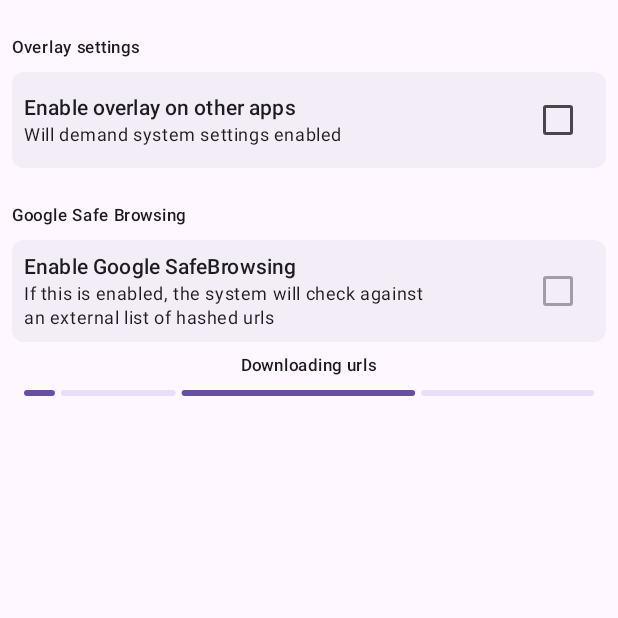
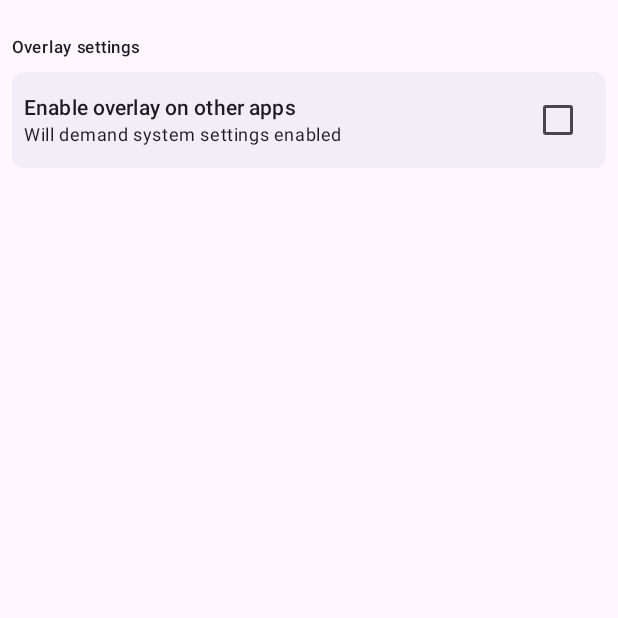
Before and after one commit to terry-brett/MsgVerify, an Android app built with Jetpack Compose: the composable SettingsScreen shown on its own in the app's theme, on a phone screen of 412 x 824 dp, the top half of it. Run offline under Robolectric (Android 15) with nearby library versions, the phone set to English and light mode, and no system bars.

Commit message:
Remove Google SafeBrowser Frontend and use common URLVerifier

```diff
--- a/composeApp/src/commonMain/kotlin/com/terrydroid/msgverify/di/Koin.kt
+++ b/composeApp/src/commonMain/kotlin/com/terrydroid/msgverify/di/Koin.kt
@@ -3,7 +3,6 @@ package com.terrydroid.msgverify.di
 import com.terrydroid.msgverify.PlatformContext
 import com.terrydroid.msgverify.data.MsgVerifyRepository
 import com.terrydroid.msgverify.home.HomeViewModel
-import com.terrydroid.msgverify.settings.SettingsViewModel
 import org.koin.compose.viewmodel.dsl.viewModel
 import org.koin.core.context.startKoin
 import org.koin.core.module.dsl.singleOf
@@ -26,5 +25,4 @@ fun commonModule(platformContext: PlatformContext) = module {
     single { platformContext }
     singleOf(::MsgVerifyRepository)
     viewModel { HomeViewModel(msgVerifyRepository = get()) }
-    viewModel { SettingsViewModel(msgVerifyRepository = get()) }
 }
--- a/composeApp/src/commonMain/kotlin/com/terrydroid/msgverify/home/components/HistoricalLinkResults.kt
+++ b/composeApp/src/commonMain/kotlin/com/terrydroid/msgverify/home/components/HistoricalLinkResults.kt
@@ -53,7 +53,7 @@ internal fun LazyListScope.historicalLinkResults(
 
                 Text(
                     modifier = Modifier.fillMaxWidth().padding(top = 8.dp),
-                    text = "Malicious Chance Percentage: ${item.linkMaliciousPercentage} %",
+                    text = "Malicious Safety Percentage: ${item.linkMaliciousPercentage} %",
                     color = MaterialTheme.colorScheme.onBackground,
                     textAlign = TextAlign.Center
                 )
--- a/composeApp/src/commonMain/kotlin/com/terrydroid/msgverify/home/components/InputField.kt
+++ b/composeApp/src/commonMain/kotlin/com/terrydroid/msgverify/home/components/InputField.kt
@@ -32,9 +32,8 @@ internal fun LazyListScope.inputField(
                 textFieldValue.value = it
             },
             placeholder = {
-                Text(text = "Enter Url you want to verify")
+                Text(text = "Enter Url or text you want to verify")
             },
-            isError = linkVerificationState is LinkVerificationState.Error,
             label = {
                 if (linkVerificationState is LinkVerificationState.Error) {
                     Text(linkVerificationState.errorMessage)
@@ -42,7 +41,6 @@ internal fun LazyListScope.inputField(
                     Text("Input a url to verify")
                 }
             },
-            maxLines = 1,
             shape = RoundedCornerShape(8.dp),
             trailingIcon = {
                 AnimatedVisibility(!textFieldValue.value.isEmpty()) {
--- a/composeApp/src/commonMain/kotlin/com/terrydroid/msgverify/settings/SettingsScreen.kt
+++ b/composeApp/src/commonMain/kotlin/com/terrydroid/msgverify/settings/SettingsScreen.kt
@@ -1,6 +1,5 @@
 package com.terrydroid.msgverify.settings
 
-import androidx.compose.animation.AnimatedVisibility
 import androidx.compose.foundation.background
 import androidx.compose.foundation.layout.Arrangement
 import androidx.compose.foundation.layout.Column
@@ -13,25 +12,19 @@ import androidx.compose.foundation.layout.padding
 import androidx.compose.foundation.layout.size
 import androidx.compose.foundation.lazy.LazyColumn
 import androidx.compose.material3.Checkbox
-import androidx.compose.material3.LinearProgressIndicator
 import androidx.compose.material3.MaterialTheme
-import androidx.compose.material3.ProgressIndicatorDefaults
 import androidx.compose.material3.Text
 import androidx.compose.runtime.Composable
-import androidx.compose.runtime.getValue
 import androidx.compose.runtime.mutableStateOf
 import androidx.compose.runtime.remember
 import androidx.compose.ui.Alignment
 import androidx.compose.ui.Modifier
 import androidx.compose.ui.draw.clip
 import androidx.compose.ui.unit.dp
-import androidx.lifecycle.compose.collectAsStateWithLifecycle
-import org.koin.compose.viewmodel.koinViewModel
 
 @Composable
 internal fun SettingsScreen(
     paddingValues: PaddingValues,
-    settingsViewModel: SettingsViewModel = koinViewModel()
 ) {
 
     LazyColumn(
@@ -83,82 +76,5 @@ internal fun SettingsScreen(
         item {
             Spacer(Modifier.size(24.dp))
         }
-
-        item {
-            Text(
-                text = "Google Safe Browsing",
-                style = MaterialTheme.typography.labelSmall
-            )
-        }
-        item {
-            Spacer(Modifier.size(8.dp))
-        }
-
-        item {
-            val safeBrowserState by settingsViewModel.safeBrowserState.collectAsStateWithLifecycle()
-            Column {
-                Row(
-                    modifier = Modifier.fillMaxWidth()
-                        .clip(shape = MaterialTheme.shapes.small)
-                        .background(color = MaterialTheme.colorScheme.surfaceContainer)
-                        .padding(8.dp),
-                    verticalAlignment = Alignment.CenterVertically,
-                    horizontalArrangement = Arrangement.SpaceBetween
-                ) {
-                    Column(modifier = Modifier.fillMaxWidth(0.7f)) {
-                        Text(
-                            text = "Enable Google SafeBrowsing",
-                            style = MaterialTheme.typography.labelLarge
-                        )
-                        Text(
-                            text = "If this is enabled, the system will check against an " +
-                                    "external list of hashed urls",
-                            style = MaterialTheme.typography.bodySmall
-                        )
-                    }
-
-                    Checkbox(
-                        checked = safeBrowserState.enabled,
-                        onCheckedChange = { checked ->
-                            settingsViewModel.toggleSafeBrowserState(checked)
-                        },
-                        enabled = safeBrowserState !is SafeBrowserState.Loading
-                    )
-                }
-                when (safeBrowserState) {
-                    is SafeBrowserState.Initial -> {
-                        /* NO-OP */
-                    }
-
-                    is SafeBrowserState.Loading -> {
-                        Column(
-                            modifier = Modifier.fillMaxWidth().padding(8.dp),
-                            horizontalAlignment = Alignment.CenterHorizontally
-                        ) {
-                            Text(
-                                text = "Downloading urls",
-                                style = MaterialTheme.typography.labelSmall
-                            )
-                            LinearProgressIndicator(
-                                modifier = Modifier.fillMaxWidth().padding(top = 8.dp),
-                                color = ProgressIndicatorDefaults.linearColor,
-                                trackColor = ProgressIndicatorDefaults.linearTrackColor,
-                                strokeCap = ProgressIndicatorDefaults.LinearStrokeCap,
-                            )
-                        }
-                    }
-
-                    is SafeBrowserState.Success -> {
-                        /* NO-OP */
-                    }
-
-                    is SafeBrowserState.Error -> {
-                        Text(
-                            text = "Could not use Google Safe browsing, please check your connectivity"
-                        )
-                    }
-                }
-            }
-        }
     }
 }
--- a/composeApp/src/commonMain/kotlin/com/terrydroid/msgverify/settings/SettingsViewModel.kt
+++ /dev/null
@@ -1,51 +0,0 @@
-package com.terrydroid.msgverify.settings
-
-import androidx.lifecycle.ViewModel
-import androidx.lifecycle.viewModelScope
-import com.terrydroid.msgverify.data.MsgVerifyRepository
-import kotlinx.coroutines.flow.MutableStateFlow
-import kotlinx.coroutines.flow.StateFlow
-import kotlinx.coroutines.flow.asStateFlow
-import kotlinx.coroutines.launch
-
-class SettingsViewModel(
-    private val msgVerifyRepository: MsgVerifyRepository
-) : ViewModel() {
-
-    val safeBrowserState: StateFlow<SafeBrowserState>
-        get() = _safeBrowserState.asStateFlow()
-
-    private val _safeBrowserState: MutableStateFlow<SafeBrowserState> = MutableStateFlow(
-        SafeBrowserState.Loading( false) // TODO : Get the initial state
-    )
-
-    fun toggleSafeBrowserState(toggle: Boolean) {
-        viewModelScope.launch {
-            if (toggle) { // TODO: Also check cache here I guess
-                msgVerifyRepository.getSafeBrowserUrls().collect {
-                    it.fold(
-                        onSuccess = {
-                            _safeBrowserState.value = SafeBrowserState.Success(enabled = true)
-                        },
-                        onFailure = {
-                            _safeBrowserState.value =
-                                SafeBrowserState.Error(
-                                    message = "Could not get the urls",
-                                    enabled = false
-                                )
-                        }
-                    )
-                }
-            }
-        }
-    }
-}
-
-sealed interface SafeBrowserState {
-    val enabled: Boolean
-
-    data class Loading(override val enabled: Boolean) : SafeBrowserState
-    data class Initial(override val enabled: Boolean) : SafeBrowserState
-    data class Success(override val enabled: Boolean) : SafeBrowserState
-    data class Error(val message: String, override val enabled: Boolean) : SafeBrowserState
-}
```
Also changed, not shown: composeApp/src/commonMain/kotlin/com/terrydroid/msgverify/data/MsgVerifyRepository.kt (+0 -7 lines), composeApp/src/commonMain/kotlin/com/terrydroid/msgverify/home/HomeViewModel.kt (+8 -11 lines).
